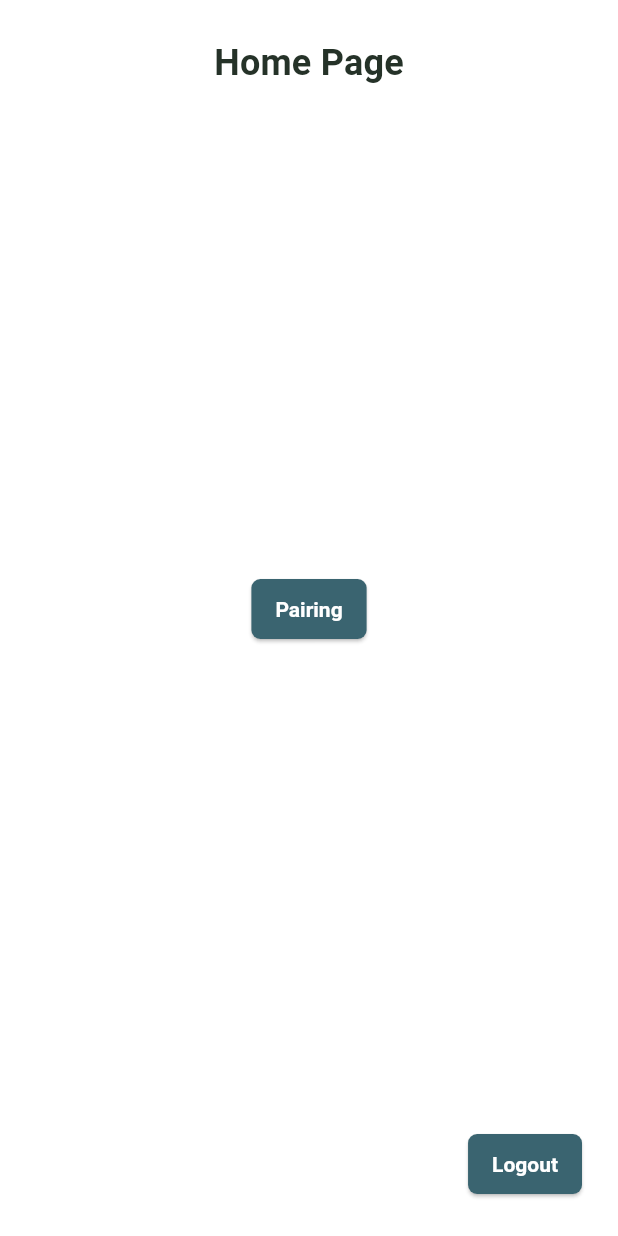
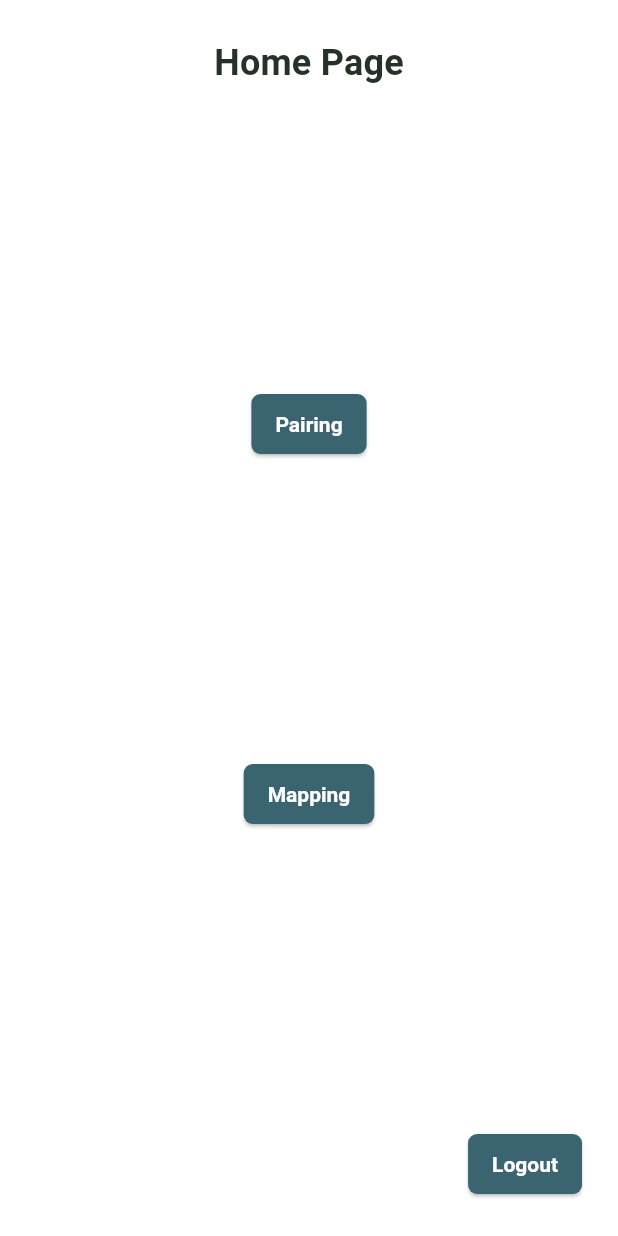
Before and after one commit to guysiman/sensy_patient_app, a Flutter app: the screen it shows once a user with an empty profile is signed in, on a phone screen of 412 x 824 dp. Run offline on Flutter 3.47's test engine with Material 3 defaults, Android fonts, the light colour scheme and no system bars; our stand-ins replace cloud_firestore, firebase_auth, firebase_core, flutter_blue_plus; missing offline and left inert: app_settings; accounts and stored records are empty.

Commit message:
Update home_page.dart
Added mapping button to lead to foot selection screen for now

```diff
--- a/lib/screens/home_page.dart
+++ b/lib/screens/home_page.dart
@@ -34,6 +34,12 @@ class _HomePageState extends State<HomePage> {
                   Navigator.pushNamed(context, '/devicepairingpage');
                 },
               ),
+              ElevatedButton(
+              child: const Text("Mapping"),
+              onPressed: () {
+                Navigator.pushNamed(context, '/footselectionscreen');
+              },
+            ),
               Container(
                 alignment: Alignment.bottomRight,
                 child: ElevatedButton(
```
